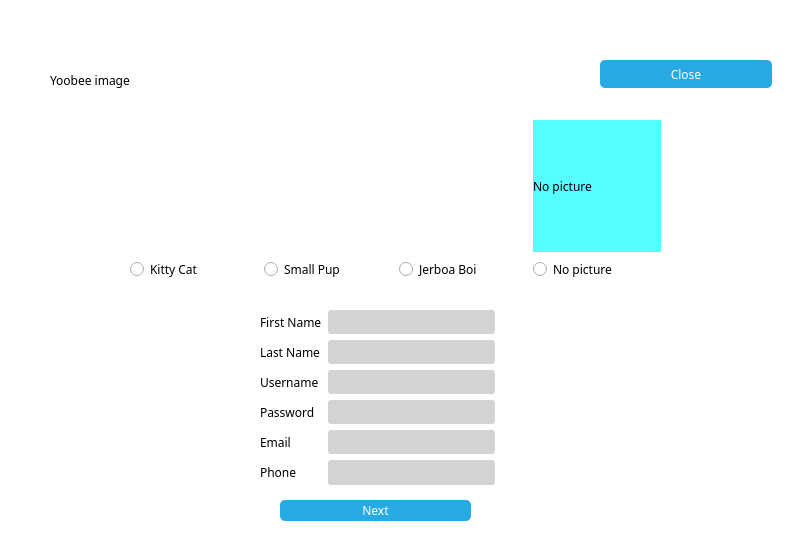
This is NewWindowChur/signupscreen.ui in jandrealyn/LibraryQtSystem as Qt 5 draws it before an edit. The edited form follows.
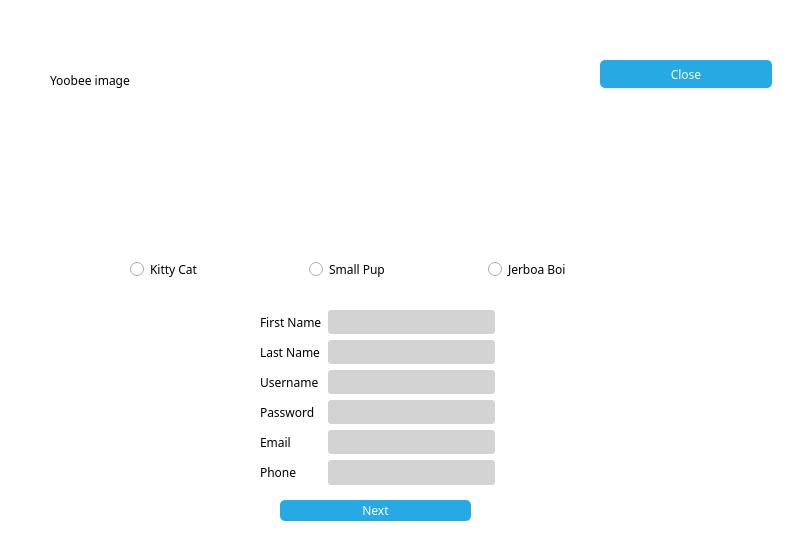
This is the edited form. Icons and pictures are not drawn.

What changed in the file:
```diff
--- a/NewWindowChur/signupscreen.ui
+++ b/NewWindowChur/signupscreen.ui
@@ -233,20 +233,10 @@
        </property>
       </widget>
      </item>
-     <item row="0" column="3">
-      <widget class="QLabel" name="label_10">
-       <property name="styleSheet">
-        <string notr="true">background-color: rgb(85, 255, 255);</string>
-       </property>
+     <item row="1" column="0">
+      <widget class="QRadioButton" name="cat_avatar">
        <property name="text">
-        <string>No picture</string>
-       </property>
-      </widget>
-     </item>
-     <item row="1" column="3">
-      <widget class="QRadioButton" name="no_avatar">
-       <property name="text">
-        <string>No picture</string>
+        <string>Kitty Cat</string>
        </property>
       </widget>
      </item>
```
Left out of the diff: 40 changed lines with no effect on the pictures.
